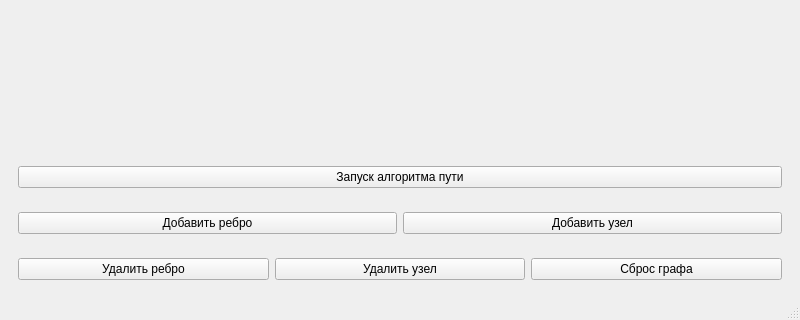
Old version of the form mainwindow.ui in the repository ChaekPlay/graph-visualizer; both pictures show x 0 to 800 and y 280 to 600 of the 800 by 600 pixel window.
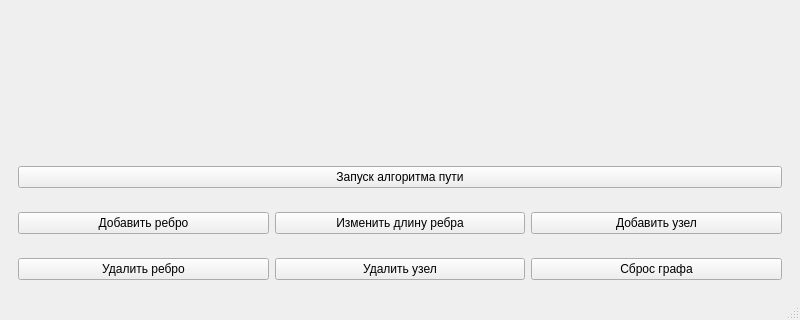
New version of the form. Icons and pictures are not drawn.

Commit message: improved look and feel, editable edge length

The edit to the form file:
```diff
--- a/mainwindow.ui
+++ b/mainwindow.ui
@@ -49,6 +49,13 @@
            </property>
           </widget>
          </item>
+         <item>
+          <widget class="QPushButton" name="editEdgeLength">
+           <property name="text">
+            <string>Изменить длину ребра</string>
+           </property>
+          </widget>
+         </item>
          <item>
           <widget class="QPushButton" name="addVertexButton">
            <property name="text">
```
The commit also changes 13 other files.
